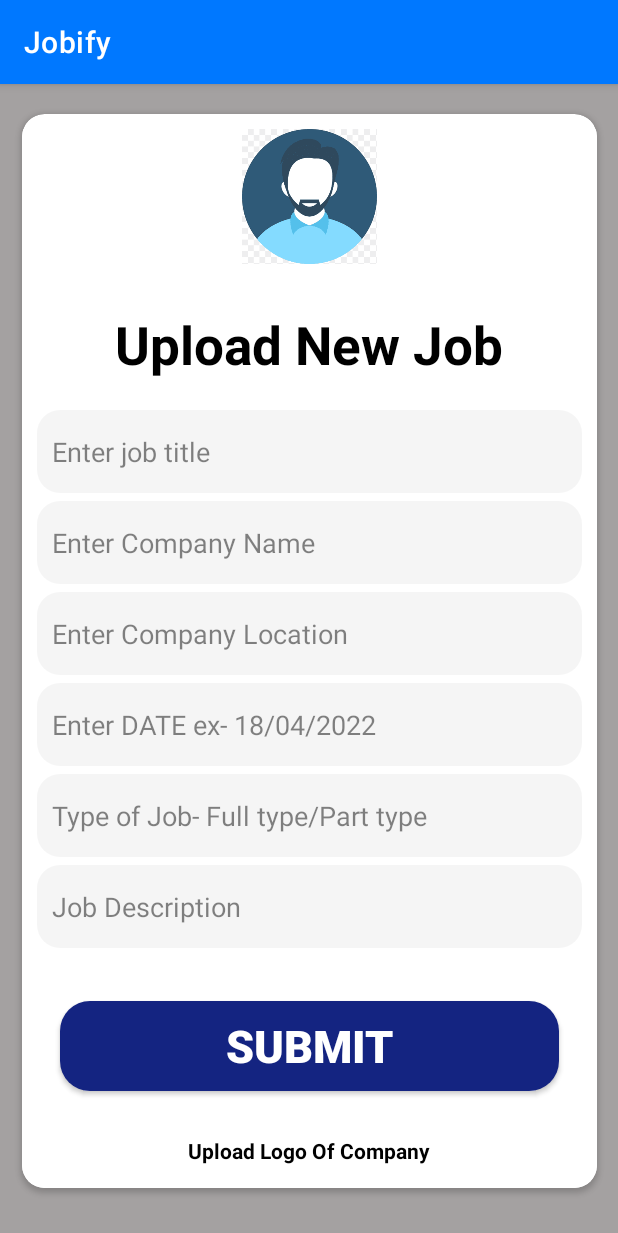
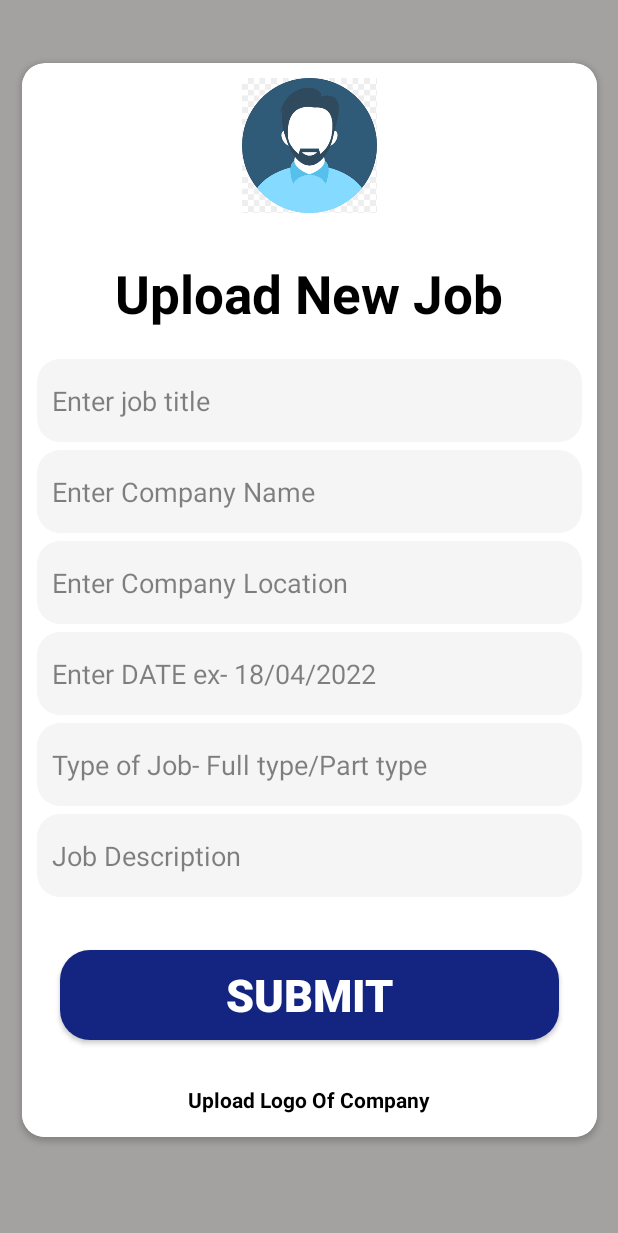
Before and after one commit to 007Ackerman/jobify, an Android app: the AdminDashboardActivity screen opened directly, with no data from a screen before it, after a tap on "SUBMIT", on a phone screen of 412 x 824 dp. Shown: the top 1233 px of the screen. Run offline under Robolectric (Android 15) with nearby library versions, the phone set to English and light mode, and no system bars; our stand-ins replace Firebase (no records; nobody signed in at launch, a user with empty details on screens opened directly).

Commit message:
Adding Job Description

```diff
--- a/app/src/main/java/com/example/jobify/AdminDashboardActivity.java
+++ b/app/src/main/java/com/example/jobify/AdminDashboardActivity.java
@@ -46,6 +46,7 @@ public class AdminDashboardActivity extends AppCompatActivity {
         super.onCreate(savedInstanceState);
         binding=ActivityAdminDashboardBinding.inflate(getLayoutInflater());
         setContentView(binding.getRoot());
+        getSupportActionBar().hide();
 
         //init firebase auth
         auth=FirebaseAuth.getInstance();
@@ -104,13 +105,14 @@ public class AdminDashboardActivity extends AppCompatActivity {
     }
 
 
-    private String jobTitle="",company="",location="",jobtype="",date="";
+    private String jobTitle="",company="",location="",jobtype="",date="" ,jobDes="";
     private void validationOfData() {
         jobTitle=binding.jobTitle.getText().toString().trim();
         company=binding.company.getText().toString().trim();
         location=binding.location.getText().toString().trim();
         jobtype=binding.jobtype.getText().toString().trim();
         date=binding.date.getText().toString().trim();
+        jobDes=binding.jobDes.getText().toString().trim();
 
 
         //validation if not empty
@@ -125,6 +127,9 @@ public class AdminDashboardActivity extends AppCompatActivity {
         }
         else if(TextUtils.isEmpty(jobtype)){
             Toast.makeText(this, "Please Enter Job-Type.....", Toast.LENGTH_SHORT).show();
+        }
+        else if(TextUtils.isEmpty(jobDes)){
+            Toast.makeText(this, "Please Describe the Job.....", Toast.LENGTH_SHORT).show();
         }
         else if (TextUtils.isEmpty(date)){
             Toast.makeText(this, "Please Enter Post Date.....", Toast.LENGTH_SHORT).show();
@@ -191,6 +196,7 @@ public class AdminDashboardActivity extends AppCompatActivity {
         hashMap.put("company",""+company);
         hashMap.put("jobtype",""+jobtype);
         hashMap.put("id",""+timestamp);
+        hashMap.put("jobDes",""+jobDes);
         hashMap.put("date",""+date);
         hashMap.put("url",""+uploadeLogoUrl);
 
--- a/app/src/main/res/layout/activity_admin_dashboard.xml
+++ b/app/src/main/res/layout/activity_admin_dashboard.xml
@@ -136,7 +136,7 @@ tools:context=".AdminDashboardActivity">
             android:textColorHint="@color/grey" />
 
         <EditText
-            android:id="@+id/jobtype1"
+            android:id="@+id/jobDes"
             android:layout_width="match_parent"
             android:layout_height="55dp"
             android:layout_marginStart="10dp"
--- a/app/src/main/res/layout/activity_admin_dashboard2.xml
+++ b/app/src/main/res/layout/activity_admin_dashboard2.xml
@@ -67,7 +67,7 @@
                         android:textColor="@color/white"
                         android:fontFamily="@font/bold" />
 
-                    <ImageButton
+                    <ImageView
                         android:id="@+id/notif"
                         android:layout_width="26dp"
                         android:layout_height="40dp"
```
Also changed, not shown: app/src/main/java/com/example/jobify/AdminDashboard.java (+10 -38 lines), app/src/main/java/com/example/jobify/model/JobModel.java (+11 -2 lines).
